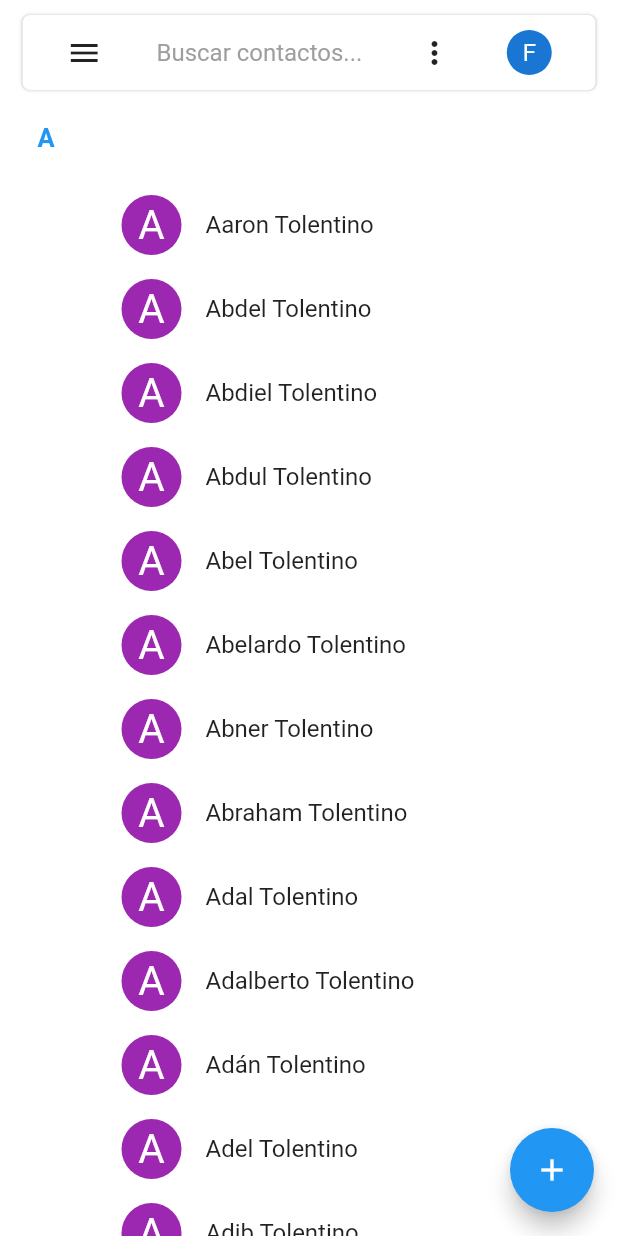
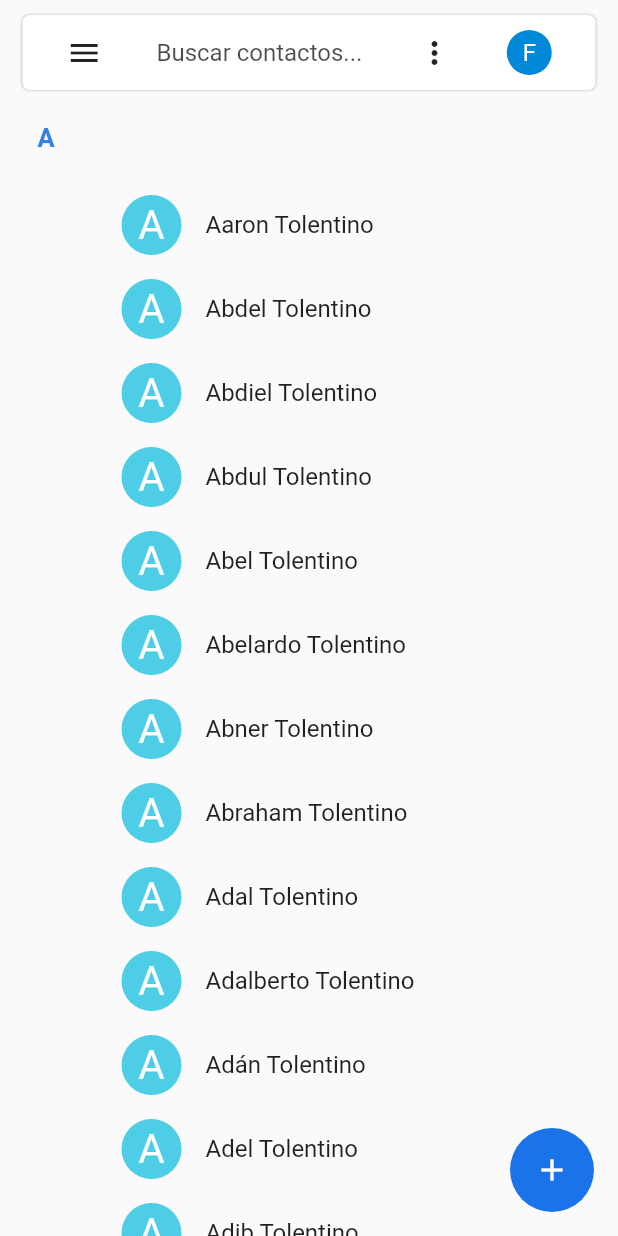
Before and after one commit to Freyien/contactos_android, a Flutter app: the screen it shows after launch, in the side drawer, after a tap on the "add" icon, on a phone screen of 412 x 824 dp. Run offline on Flutter 3.47's test engine with Material 2 defaults, Android fonts, the phone set to English and light mode, and no system bars; our stand-ins replace animate_do, flutter_sticky_header, flutter_svg; missing offline and left inert: draggable_scrollbar_sliver.

Commit message:
Add dark theme with multi provider index - drawer

```diff
--- a/lib/main.dart
+++ b/lib/main.dart
@@ -1,18 +1,32 @@
+import 'package:flutter/material.dart';
+
+import 'package:provider/provider.dart';
+
 import 'package:contacts/src/utils/utils.dart';
-import 'package:flutter/material.dart';
+import 'package:contacts/src/theme/theme.dart';
 
 import 'package:contacts/src/pages/index.dart';
 
-void main() => runApp(MyApp());
+void main() => runApp(
+  MultiProvider(
+    providers: [
+      ChangeNotifierProvider<CustomTheme>(create: (_) => new CustomTheme(darkTheme: false))
+    ],
+    child: MyApp(),
+  )
+);
 
 class MyApp extends StatelessWidget {
   // This widget is the root of your application.
   @override
   Widget build(BuildContext context) {
-    statusBarTransparent();
+    final customTheme = Provider.of<CustomTheme>(context);
+
+    statusBarTransparent(customTheme.isDarkTheme);
 
     return MaterialApp(
       debugShowCheckedModeBanner: false,
+      theme: customTheme.currentTheme,
       title: 'Diseños App',
       home: IndexPage(),
     );
--- a/lib/src/labs/search_bar.dart
+++ b/lib/src/labs/search_bar.dart
@@ -1,6 +1,10 @@
 import 'package:flutter/material.dart';
 
+import 'package:provider/provider.dart';
+
+import 'package:contacts/src/theme/theme.dart';
 import 'package:contacts/src/utils/utils.dart';
+
 import 'package:contacts/src/widgets/custom_divider.dart';
 import 'package:contacts/src/search/search_delegate.dart';
 
@@ -14,12 +18,14 @@ class SearchBar extends StatelessWidget {
 class _MenuContainer extends StatelessWidget {
   @override
   Widget build(BuildContext context) {
+    final customTheme = Provider.of<CustomTheme>(context);
+
     return Container(
       height: 50,
       margin: EdgeInsets.symmetric(horizontal: 15),
       width: MediaQuery.of(context).size.width,
       decoration: BoxDecoration(
-        color: Colors.white,
+        color: (customTheme.isDarkTheme) ? customTheme.currentTheme.backgroundColor : Colors.white,
         borderRadius: BorderRadius.circular(5),
         boxShadow: <BoxShadow> [
           BoxShadow(
@@ -37,6 +43,8 @@ class _MenuContainer extends StatelessWidget {
 class _MenuItem extends StatelessWidget {
   @override
   Widget build(BuildContext context) {
+    final customTheme = Provider.of<CustomTheme>(context);
+
     return Row(
       mainAxisAlignment: MainAxisAlignment.spaceEvenly,
       children: <Widget>[
@@ -55,7 +63,7 @@ class _MenuItem extends StatelessWidget {
               'Buscar contactos...',
               style: TextStyle(
                 fontSize: 16,
-                color: Colors.grey
+                color: (customTheme.isDarkTheme) ? Color(0xff9DA1A4) : Colors.black.withOpacity(.7)
               ),
             ),
             onPressed: (){
@@ -84,9 +92,10 @@ class _MenuItem extends StatelessWidget {
               _showDialog(context);
 
 
-            }
-            ,
+            },
             child: CircleAvatar(
+              backgroundColor: Color(0xff0088D8),
+              foregroundColor: Colors.white,
               child: Text('F'),
               maxRadius: 15,
             )
@@ -112,7 +121,7 @@ class _MenuButton extends StatelessWidget {
         onTap: item.onPressed,
         child: Container(
           padding: EdgeInsets.all(7),
-          child: item.child,
+          child: item.child
         ),
       ),
     );
--- a/lib/src/labs/slivers_page.dart
+++ b/lib/src/labs/slivers_page.dart
@@ -1,5 +1,4 @@
 import 'package:contacts/src/models/contact_model.dart';
-import 'package:contacts/src/utils/colors_utils.dart';
 import 'package:flutter/material.dart';
 import 'package:flutter_sticky_header/flutter_sticky_header.dart';
 
@@ -90,14 +89,12 @@ class _Contact extends StatelessWidget {
     final firstname = this.contact["firstname"];
     final secondname = this.contact["secondname"];
     final lastname = this.contact["lastname"];
+    final color = this.contact["color"];
 
-    return Row(
-      children: <Widget>[
-        Expanded(
-          child: ListTile(
+    return ListTile(
       leading: CircleAvatar(
-              backgroundColor: randomColor(),
-              foregroundColor: Colors.white,
+        backgroundColor: color,
+        foregroundColor: Colors.black,
         child: Text(
           this.letter,
           style: TextStyle(
@@ -106,9 +103,6 @@ class _Contact extends StatelessWidget {
         ),
       ),
       title: Text( '$firstname $secondname $lastname'),
-          ),
-        ),
-      ],
     );
   }
 }
--- a/lib/src/pages/index.dart
+++ b/lib/src/pages/index.dart
@@ -1,17 +1,22 @@
-import 'package:contacts/src/widgets/custom_divider.dart';
 import 'package:flutter/material.dart';
 
+import 'package:provider/provider.dart';
+
+import 'package:contacts/src/widgets/custom_divider.dart';
 import 'package:contacts/src/widgets/index/contact_list.dart';
 import 'package:contacts/src/labs/search_bar.dart';
 import 'package:contacts/src/pages/add_contact_page.dart';
 
+import 'package:contacts/src/theme/theme.dart';
 import 'package:contacts/src/utils/utils.dart';
 
 class IndexPage extends StatelessWidget {
   @override
   Widget build(BuildContext context) {
+    final currentTheme = Provider.of<CustomTheme>(context).currentTheme;
+
     return Scaffold(
-      backgroundColor: Colors.white,
+      backgroundColor: currentTheme.scaffoldBackgroundColor,
       drawer: _Drawer(),
       body: SafeArea(
         child: Column(
@@ -60,12 +65,10 @@ class _Drawer extends StatelessWidget {
 }
 
 class _DraweHeader extends StatelessWidget {
-  const _DraweHeader({
-    Key key,
-  }) : super(key: key);
-
   @override
   Widget build(BuildContext context) {
+    final customTheme = Provider.of<CustomTheme>(context);
+
     return Container(
       padding: EdgeInsets.only(left: 17, right: 17, top: 13, bottom: 5),
       child: Row(
@@ -73,11 +76,19 @@ class _DraweHeader extends StatelessWidget {
           CircleAvatar(
             child: Icon(Icons.person),
             radius: 17,
+            backgroundColor: Color(0xff1A73E9),
+            foregroundColor: Colors.white,
           ),
 
           SizedBox(width: 10),
 
-          Text('Contactos', style: TextStyle(fontSize: 27, fontWeight: FontWeight.w300))
+          Text('Contactos',
+            style: TextStyle(
+              fontSize: 27,
+              fontWeight: FontWeight.w300,
+              color: (customTheme.isDarkTheme) ? Color(0xff9BA0A6) : Colors.black
+            )
+          )
         ],
       ),
     );
@@ -87,7 +98,10 @@ class _DraweHeader extends StatelessWidget {
 class _DrawerPages extends StatelessWidget {
   @override
   Widget build(BuildContext context) {
-    final selectedColor = Color(0xff2465C1);
+    final customTheme = Provider.of<CustomTheme>(context);
+
+    final selectedColor = (customTheme.isDarkTheme) ? Color(0xffC4D4EC) : Color(0xff2465C1);
+    final trailingSelectedColor = (customTheme.isDarkTheme) ? Color(0xff8AB4F6) : Color(0xff2465C1);
 
     return Container(
       padding: EdgeInsets.only(right: 10),
@@ -96,32 +110,18 @@ class _DrawerPages extends StatelessWidget {
 
           Ink(
             decoration: BoxDecoration(
-              color: Color(0xffE8F0FD),
+              color: (customTheme.isDarkTheme) ? Color(0xff394456) : Color(0xffE8F0FD),
               borderRadius: BorderRadius.only(topRight: Radius.circular(30), bottomRight: Radius.circular(30))
             ),
             child: ListTile(
               leading: Icon(Icons.person_outline, color: selectedColor),
               title: Text('Contactos', style: TextStyle(color: selectedColor)),
-              trailing: Text('156',  style: TextStyle(color: selectedColor)),
+              trailing: Text('156',  style: TextStyle(color: trailingSelectedColor, fontWeight: FontWeight.bold)),
               onTap: (){},
             ),
           ),
 
-          Container(
-            margin: EdgeInsets.only(right: 10),
-            decoration: BoxDecoration(
-              color: Colors.transparent,
-              borderRadius: BorderRadius.only(topRight: Radius.circular(30), bottomRight: Radius.circular(30))
-
-            ),
-            child: ListTile(
-              leading: Icon(Icons.error_outline, color: Colors.black.withOpacity(.70)),
-              title: Text('Sugerencias'),
-              onTap: (){
-                showSnackBarAndCloseDrawer(context);
-              },
-            ),
-          )
+          _Option(Icons.error_outline, 'Sugerencias')
 
 
         ],
@@ -141,21 +141,9 @@ class _DrawerLabels extends StatelessWidget {
           title: Text('Etiquetas'),
         ),
 
-        ListTile(
-          leading: Icon(Icons.label_outline, color: Colors.black.withOpacity(.70)),
-          title: Text('Family'),
-          onTap: (){
-            showSnackBarAndCloseDrawer(context);
-          },
-        ),
+        _Option(Icons.label_outline, 'Family'),
 
-        ListTile(
-          leading: Icon(Icons.add, color: Colors.black.withOpacity(.70)),
-          title: Text('Crear etiquetas'),
-          onTap: () {
-            showSnackBarAndCloseDrawer(context);
-          },
-        ),
+        _Option(Icons.add, 'Crear etiquetas')
 
       ],
     );
@@ -168,21 +156,9 @@ class _DrawerConfig extends StatelessWidget {
     return Column(
       children: <Widget>[
 
-        ListTile(
-          leading: Icon(Icons.settings, color: Colors.black.withOpacity(.70)),
-          title: Text('Configuración'),
-          onTap: (){
-            showSnackBarAndCloseDrawer(context);
-          },
-        ),
+        _Option(Icons.settings, 'Configuración'),
 
-        ListTile(
-          leading: Icon(Icons.help_outline, color: Colors.black.withOpacity(.70)),
-          title: Text('Ayuda y comentarios'),
-          onTap: () {
-            showSnackBarAndCloseDrawer(context);
-          },
-        ),
+        _Option(Icons.help_outline, 'Ayuda y comentarios')
 
       ],
     );
@@ -194,15 +170,15 @@ class _DarkModeOption extends StatelessWidget {
 
   @override
   Widget build(BuildContext context) {
-    return ListTile(
-      leading: Icon(Icons.lightbulb_outline, color: Colors.black.withOpacity(.70)),
-      title: Text('Dark Mode'),
+    final customTheme = Provider.of<CustomTheme>(context);
+
+    return _Option(
+      Icons.lightbulb_outline,
+      'Modo Oscuro',
       trailing: Switch.adaptive(
-        //value: appTheme.darkTheme,
-        //activeColor: accentColor,
-        //onChanged: ( value ) => appTheme.darkTheme = value
-        value: true,
-        onChanged: (value){},
+        value: customTheme.isDarkTheme,
+        activeColor: customTheme.currentTheme.colorScheme.secondary,
+        onChanged: ( value ) => customTheme.darkTheme = value,
       ),
     );
   }
@@ -213,6 +189,44 @@ class _ContactListLocation extends StatelessWidget {
   Widget build(BuildContext context) {
     return Expanded(
       child: ContactList()
+    );
+  }
+}
+
+class _Option extends StatelessWidget {
+  final IconData icon;
+  final String text;
+  final Widget trailing;
+
+  _Option(
+    this.icon,
+    this.text,
+    {
+      this.trailing
+    }
+  );
+
+  @override
+  Widget build(BuildContext context) {
+    final customTheme = Provider.of<CustomTheme>(context);
+    final iconColor = (customTheme.isDarkTheme) ? Color(0xff99A0A6) : Colors.black.withOpacity(.7);
+    final textColor = (customTheme.isDarkTheme) ? Color(0xffE9EAEE) : Colors.black.withOpacity(.8);
+
+    return Container(
+      margin: EdgeInsets.only(right: 10),
+      decoration: BoxDecoration(
+        color: Colors.transparent,
+        borderRadius: BorderRadius.only(topRight: Radius.circular(30), bottomRight: Radius.circular(30))
+
+      ),
+      child: ListTile(
+        leading: Icon(this.icon, color: iconColor),
+        title: Text(this.text, style: TextStyle(color: textColor),),
+        trailing: this.trailing,
+        onTap: (){
+          showSnackBarAndCloseDrawer(context);
+        },
+      ),
     );
   }
 }
@@ -231,11 +245,15 @@ class _FloatingActionAdd extends StatelessWidget {
   @override
   Widget build(BuildContext context) {
     return FloatingActionButton(
+      elevation: 0,
+      highlightElevation: 0,
+      disabledElevation: 0,
+      focusElevation: 0,
+      hoverElevation: 0,
       onPressed: (){
         Navigator.push(context, MaterialPageRoute(builder: (BuildContext context) => AddContactPage()));
       },
-      child: Icon(Icons.add),
-      backgroundColor: Colors.blue,
+      child: Icon(Icons.add, color: Colors.white,),
     );
   }
 }
--- /dev/null
+++ b/lib/src/theme/theme.dart
@@ -0,0 +1,54 @@
+import 'package:contacts/src/utils/colors_utils.dart';
+import 'package:flutter/material.dart';
+
+class CustomTheme with ChangeNotifier{
+  bool _isDarkTheme   = false;
+  ThemeData _currentTheme;
+
+  ThemeData _darkTheme = ThemeData.dark().copyWith(
+    scaffoldBackgroundColor: Color(0xff202125),
+    backgroundColor: Color(0xff303135),
+    iconTheme: IconThemeData(
+      color: Color(0xff9DA1A4)
+    ),
+    colorScheme: ColorScheme.dark(
+      secondary: Color(0xff2D69C1), //FAB
+    ),
+    canvasColor: Color(0xff414246), //Drawer
+  );
+
+  ThemeData _lightTheme = ThemeData.light().copyWith(
+    colorScheme: ColorScheme.dark(
+      secondary: Color(0xff1A73E9), //FAB
+    ),
+  );
+
+  //constructor
+  CustomTheme( { @required bool darkTheme } ) {
+    setTheme(darkTheme);
+  }
+
+  //Getters
+  bool get isDarkTheme => this._isDarkTheme;
+  ThemeData get currentTheme => this._currentTheme;
+
+  //Setters
+  set darkTheme(bool darkTheme) {
+    setTheme(darkTheme);
+    notifyListeners();
+  }
+
+  //Methos
+  void setTheme(bool darkTheme) {
+    if (darkTheme) {
+      this._isDarkTheme = true;
+      this._currentTheme = this._darkTheme;
+      darkColors = true; //utils
+    } else {
+      this._isDarkTheme = false;
+      this._currentTheme = this._lightTheme;
+      darkColors = false; //utils
+    }
+  }
+
+}
--- a/lib/src/utils/colors_utils.dart
+++ b/lib/src/utils/colors_utils.dart
@@ -1,15 +1,29 @@
+import 'dart:math';
 import 'package:flutter/material.dart';
-import 'dart:math';
+
+bool darkColors = false;
 
 Color randomColor() {
-  List colors = [
-    Colors.red,
-    Colors.green,
-    Colors.blue,
-    Colors.blueAccent,
-    Colors.purple,
-    Colors.orange
-  ];
+  List<Color> colors = [];
+
+  if (darkColors) {
+    colors.add(Color(0xffED675C));
+    colors.add(Color(0xff5CB973));
+    colors.add(Color(0xffAF5BF7));
+    colors.add(Color(0xff4DCDE6));
+    colors.add(Color(0xffFEC830));
+    colors.add(Color(0xffFA8F3D));
+    colors.add(Color(0xffFA65B9));
+  } else {
+    colors.add(Color(0xffF0665B)); //rojo
+    colors.add(Color(0xffAF5AFC)); //morado
+    colors.add(Color(0xff4DCDE6)); //azul
+    colors.add(Color(0xffFCC836)); //amarillo
+    colors.add(Color(0xffFE8E3C)); //naranja
+    colors.add(Color(0xff5CB875)); //verde
+    colors.add(Color(0xffFF63B7)); //rosa
+  }
+
 
   Random random = new Random();
   int index = random.nextInt(colors.length);
--- a/lib/src/utils/utils.dart
+++ b/lib/src/utils/utils.dart
@@ -18,7 +18,15 @@ void closeDrawer(context) {
   Navigator.pop(context);
 }
 
-void statusBarTransparent() {
+void statusBarTransparent(isDarkTheme) {
+  if (isDarkTheme)
+    SystemChrome.setSystemUIOverlayStyle(
+      SystemUiOverlayStyle(
+        statusBarColor: Colors.transparent,
+        statusBarIconBrightness: Brightness.light
+      )
+    );
+  else
     SystemChrome.setSystemUIOverlayStyle(
       SystemUiOverlayStyle(
         statusBarColor: Colors.transparent,
--- a/lib/src/widgets/custom_divider.dart
+++ b/lib/src/widgets/custom_divider.dart
@@ -1,9 +1,16 @@
+import 'package:contacts/src/theme/theme.dart';
 import 'package:flutter/material.dart';
+import 'package:provider/provider.dart';
 
 class CustomDivider extends StatelessWidget {
 
   @override
   Widget build(BuildContext context) {
-    return Divider(color: Colors.black38);
+    final customTheme = Provider.of<CustomTheme>(context);
+
+    if (customTheme.isDarkTheme)
+      return Divider(color: Color(0xff58595D));
+    else
+      return Divider(color: Colors.black38);
   }
 }
--- a/lib/src/widgets/index/contact_list.dart
+++ b/lib/src/widgets/index/contact_list.dart
@@ -1,5 +1,9 @@
 import 'dart:async';
 import 'package:flutter/material.dart';
+
+import 'package:contacts/src/theme/theme.dart';
+
+import 'package:provider/provider.dart';
 
 import 'package:draggable_scrollbar_sliver/draggable_scrollbar_sliver.dart';
 import 'package:flutter_sticky_header/flutter_sticky_header.dart';
@@ -81,13 +85,15 @@ class _SideHeader extends StatelessWidget {
 
   @override
   Widget build(BuildContext context) {
+    final isDarkTheme = Provider.of<CustomTheme>(context).isDarkTheme;
+
     return Container(
       padding: EdgeInsets.symmetric(horizontal: 25, vertical: 20),
       child: Text(
         letter,
         style: TextStyle(
           fontSize: 17,
-          color: Colors.blue,
+          color: (isDarkTheme) ? Color(0xff95B5E9) : Color(0xff3681E1),
           fontWeight: FontWeight.bold
         ),
       )
@@ -103,13 +109,15 @@ class _Contact extends StatelessWidget {
 
   @override
   Widget build(BuildContext context) {
+    final customTheme = Provider.of<CustomTheme>(context);
     final firstname = this.contact["firstname"];
     final secondname = this.contact["secondname"];
     final lastname = this.contact["lastname"];
     final color = this.contact["color"];
 
     return Material(
-      color: Colors.white,
+
+      color: customTheme.currentTheme.scaffoldBackgroundColor,
       child: InkWell(
         onTap: () {
           Timer(Duration(milliseconds: 100), (){
@@ -119,7 +127,7 @@ class _Contact extends StatelessWidget {
         child: ListTile(
           leading: CircleAvatar(
             backgroundColor: color,
-            foregroundColor: Colors.white,
+            foregroundColor: (customTheme.isDarkTheme) ? Colors.black : Colors.white,
             child: Text(
               this.letter,
               style: TextStyle(
```
Lines whose indentation alone changed are shown as unchanged.
